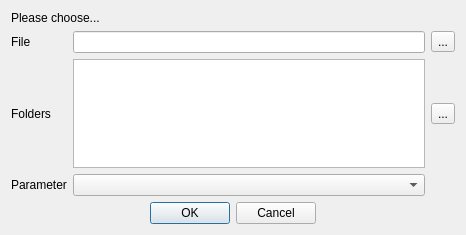
Qt form BatchLoad.ui (PandaScience/ElkOpticsAnalyzer) before a commit.
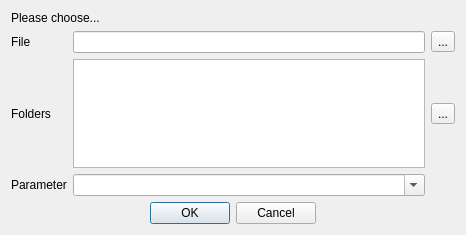
The same form after that commit.

Commit message: Add minor fixes in batch-load UI

Patch:
```diff
--- a/BatchLoad.ui
+++ b/BatchLoad.ui
@@ -50,7 +50,11 @@
         </widget>
        </item>
        <item row="3" column="1">
-        <widget class="QComboBox" name="comboBox"/>
+        <widget class="QComboBox" name="comboBox">
+         <property name="editable">
+          <bool>true</bool>
+         </property>
+        </widget>
        </item>
        <item row="2" column="2">
         <widget class="QToolButton" name="btnFolderOpen">
```
The commit also changes 2 other files.
